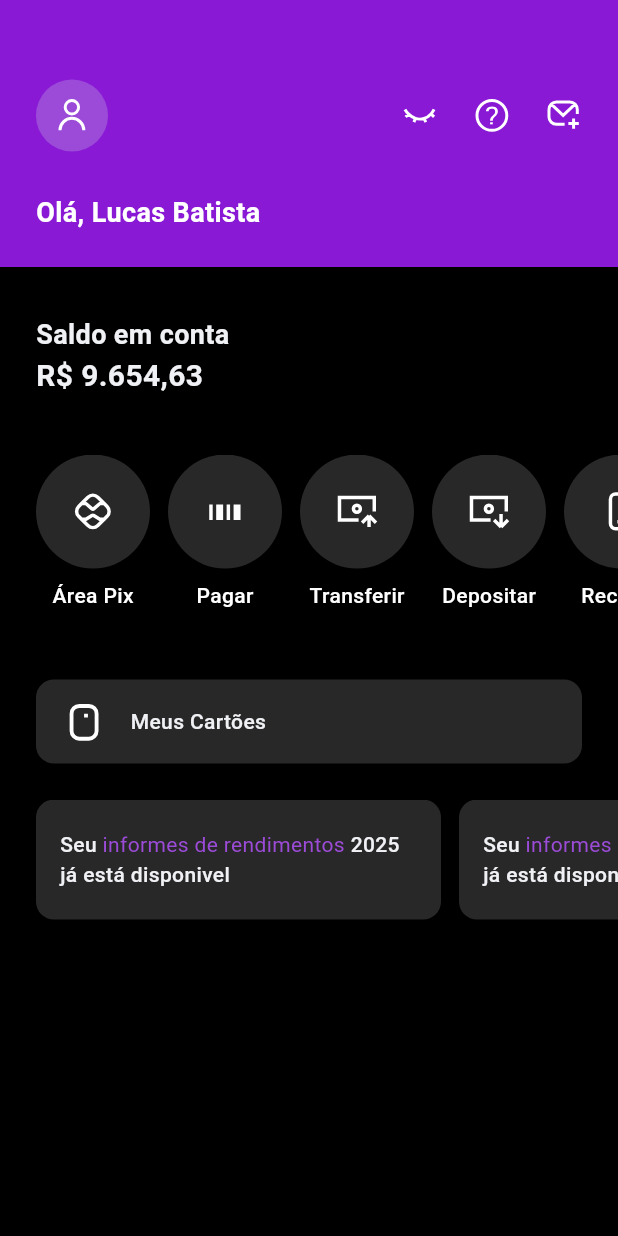
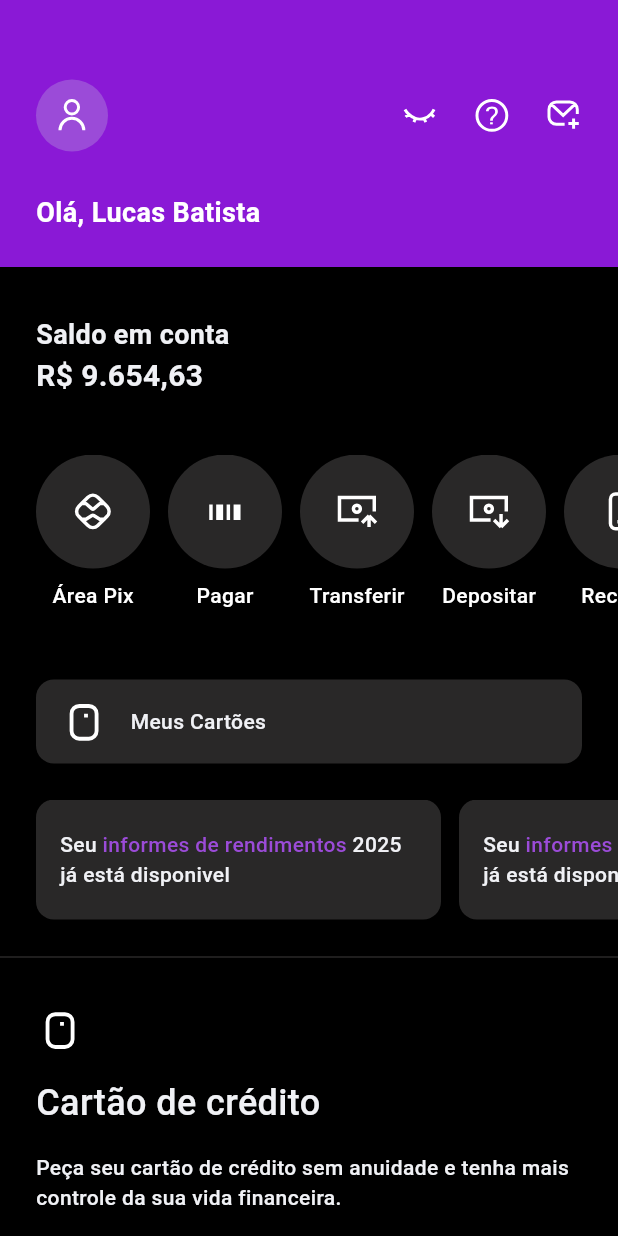
Before and after one commit to LucasBatistaX/Clone_Nubank, a Flutter app: the screen it shows after launch, on a phone screen of 412 x 824 dp. Run offline on Flutter 3.47's test engine with Material 3 defaults, Android fonts, the phone set to English and light mode, and no system bars; our stand-ins replace flutter_svg.

Commit message:
Criação da sessão de Solicite seu cartão

```diff
--- a/lib/src/pages/home.dart
+++ b/lib/src/pages/home.dart
@@ -1,4 +1,5 @@
 import 'package:flutter/material.dart';
+import 'package:flutter_svg/svg.dart';
 import 'package:nubank/utils/app_colors.dart';
 import 'package:nubank/utils/app_sizes.dart';
 import 'package:nubank/utils/app_text_style.dart';
@@ -7,6 +8,8 @@ import 'package:nubank/widgets/balance_account.dart';
 import 'package:nubank/widgets/full_scroll_view_options.dart';
 import 'package:nubank/widgets/info_card.dart';
 import 'package:nubank/widgets/my_cards.dart';
+import 'package:nubank/widgets/request_your_card.dart';
+import 'package:nubank/widgets/scroll_card_session.dart';
 
 class HomePage extends StatefulWidget {
   const HomePage({super.key});
@@ -20,7 +23,9 @@ class _HomePageState extends State<HomePage> {
   Widget build(BuildContext context) {
     return Scaffold(
       backgroundColor: Colors.black,
-      body: Column(
+      body: SingleChildScrollView(
+        scrollDirection: Axis.vertical,
+        child: Column(
           children: [
             Header(),
             SizedBox(height: AppSizes.s32),
@@ -30,33 +35,22 @@ class _HomePageState extends State<HomePage> {
             SizedBox(height: AppSizes.s28),
             MyCards(),
             SizedBox(height: AppSizes.s24),
-          SingleChildScrollView(
-            scrollDirection: Axis.horizontal,
-            child: Row(
-              children: [
-                SizedBox(width: AppSizes.s24),
-                InfoCard(
-                  firstText: "Seu",
-                  purpleText: "informes de rendimentos",
-                  lastText: "2025 já está disponivel",
+            ScrollCardSession(),
+            SizedBox(height: AppSizes.s24),
+            Divider(
+              height: AppSizes.s2,
+              color: AppColors.backgroundAvatarScroll
             ),
-                SizedBox(width: AppSizes.s12),
-                InfoCard(
-                  firstText: "Seu",
-                  purpleText: "informes de rendimentos",
-                  lastText: "2025 já está disponivel",
+            SizedBox(height: AppSizes.s32),
+            RequestYourCard(),
+            SizedBox(height: AppSizes.s32),
+            Divider(
+              height: AppSizes.s2,
+              color: AppColors.backgroundAvatarScroll,
             ),
-                SizedBox(width: AppSizes.s12),
-                InfoCard(
-                  firstText: "Seu",
-                  purpleText: "informes de rendimentos",
-                  lastText: "2025 já está disponivel",
-                ),
-                SizedBox(width: AppSizes.s24),
+            SizedBox(height: AppSizes.s32),
           ],
         ),
-          ),
-        ],
       ),
     );
   }
--- a/lib/utils/app_sizes.dart
+++ b/lib/utils/app_sizes.dart
@@ -1,5 +1,6 @@
 class AppSizes {
   //sizes
+  static const double s2 = 2.00;
   static const double s8 = 8.00;
   static const double s12 = 12.00;
   static const double s14 = 14.00;
@@ -14,8 +15,11 @@ class AppSizes {
   static const double s56 = 56.00;
 
   //specific padding
+  static const double h46 = 46.00; //Height ButtonCard.
   static const double p53 = 53.00; //Padding top of the header.
+  static const double h80 = 80.00; //Height of the header container.
+  static const double w139 = 139.00; //width ButtonCard.
   static const double h178 = 178.00; //Height of the header container.
-  static const double h80 = 80.00; //Height of the header container.
   static const double w270 = 270.00; //width info card container.
+
 }
--- a/lib/utils/app_text_style.dart
+++ b/lib/utils/app_text_style.dart
@@ -25,13 +25,25 @@ class AppTextStyle {
   //Title Options
   static const titleOptions = TextStyle(
     color: AppColors.secundary,
-    fontSize: 14,
+    fontSize: AppSizes.s14,
     fontWeight: FontWeight.w500,
   );
   //Purple text
   static const purpleText = TextStyle(
     color: AppColors.backgroundAvatarPerson,
-    fontSize: 14,
-    //fontWeight: FontWeight.w500,
+    fontSize: AppSizes.s14,
+    fontWeight: FontWeight.w500,
+  );
+  //title Credit Card
+  static const titleCreditCard = TextStyle(
+    color: AppColors.secundary,
+    fontSize: AppSizes.s24,
+    fontWeight: FontWeight.w500,
+  );
+  //button Card
+  static const TextStyle buttonCard = TextStyle(
+    color: Colors.white,
+    fontSize: AppSizes.s16,
+    fontWeight: FontWeight.bold,
   );
 }
--- /dev/null
+++ b/lib/widgets/request_your_card.dart
@@ -0,0 +1,51 @@
+import 'package:flutter/material.dart';
+import 'package:flutter_svg/svg.dart';
+import 'package:nubank/utils/app_colors.dart';
+import 'package:nubank/utils/app_sizes.dart';
+import 'package:nubank/utils/app_text_style.dart';
+
+class RequestYourCard extends StatelessWidget {
+  const RequestYourCard({
+    super.key,
+  });
+
+  @override
+  Widget build(BuildContext context) {
+    return Container(
+      padding: EdgeInsets.symmetric(horizontal: AppSizes.s24),
+      alignment: Alignment.centerLeft,
+      child: Column(
+        crossAxisAlignment: CrossAxisAlignment.start,
+        children: [
+          SvgPicture.asset("assets/cartao.svg"),
+          SizedBox(height: AppSizes.s16),
+          Text(
+            "Cartão de crédito",
+            style: AppTextStyle.titleCreditCard,
+          ),
+          SizedBox(height: AppSizes.s16),
+          Text(
+            "Peça seu cartão de crédito sem anuidade e tenha mais controle da sua vida financeira.",
+            style: AppTextStyle.titleOptions,
+          ),
+          SizedBox(height: AppSizes.s16),
+          Container(
+            height: AppSizes.h46,
+            width: AppSizes.w139,
+            decoration: BoxDecoration(
+              borderRadius: BorderRadius.circular(AppSizes.s24),
+              color: AppColors.primary,
+            ),
+            child: TextButton(
+              onPressed: () {},
+              child: Text(
+                "Pedir Cartão",
+                style: AppTextStyle.buttonCard,
+              ),
+            ),
+          ),
+        ],
+      ),
+    );
+  }
+}
--- /dev/null
+++ b/lib/widgets/scroll_card_session.dart
@@ -0,0 +1,39 @@
+import 'package:flutter/material.dart';
+import 'package:nubank/utils/app_sizes.dart';
+import 'package:nubank/widgets/info_card.dart';
+
+class ScrollCardSession extends StatelessWidget {
+  const ScrollCardSession({
+    super.key,
+  });
+
+  @override
+  Widget build(BuildContext context) {
+    return SingleChildScrollView(
+      scrollDirection: Axis.horizontal,
+      child: Row(
+        children: [
+          SizedBox(width: AppSizes.s24),
+          InfoCard(
+            firstText: "Seu",
+            purpleText: "informes de rendimentos",
+            lastText: "2025 já está disponivel",
+          ),
+          SizedBox(width: AppSizes.s12),
+          InfoCard(
+            firstText: "Seu",
+            purpleText: "informes de rendimentos",
+            lastText: "2025 já está disponivel",
+          ),
+          SizedBox(width: AppSizes.s12),
+          InfoCard(
+            firstText: "Seu",
+            purpleText: "informes de rendimentos",
+            lastText: "2025 já está disponivel",
+          ),
+          SizedBox(width: AppSizes.s24),
+        ],
+      ),
+    );
+  }
+}
```
Lines whose indentation alone changed are shown as unchanged.
